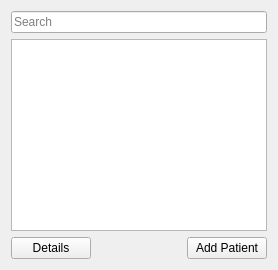
This is ui/home.ui in HazemMeqdad/dr-system as Qt 5 draws it before an edit. The edited form follows.
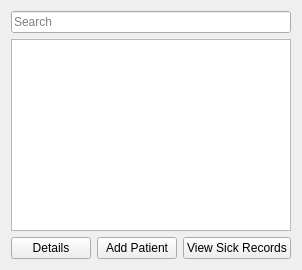
This is the edited form.

Diff of the .ui file:
```diff
--- a/ui/home.ui
+++ b/ui/home.ui
@@ -45,6 +45,13 @@
        </property>
       </widget>
      </item>
+     <item>
+      <widget class="QPushButton" name="sick_records_btn">
+       <property name="text">
+        <string>View Sick Records</string>
+       </property>
+      </widget>
+     </item>
     </layout>
    </item>
   </layout>
```
